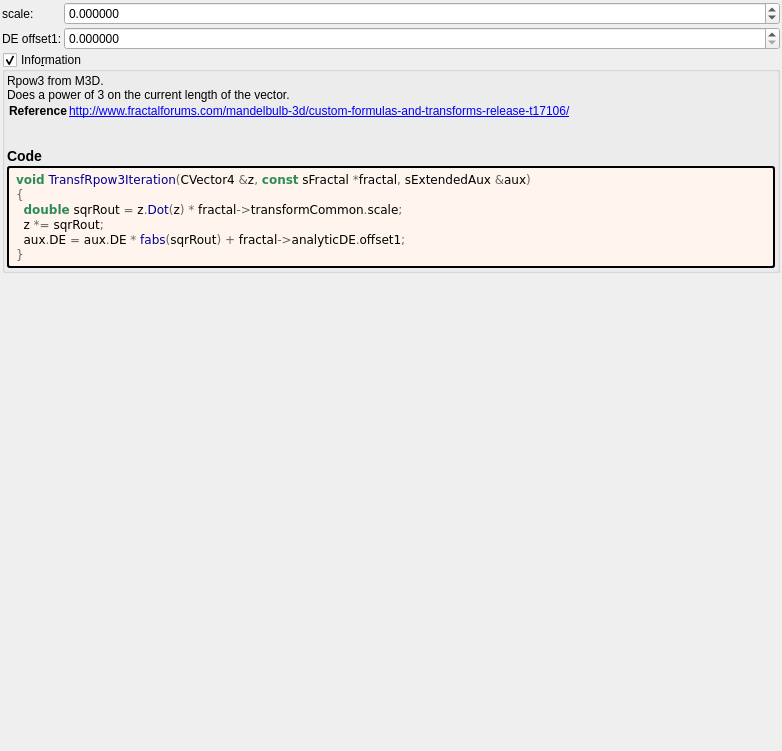
This is mandelbulber2/formula/ui/transf_rpow3.ui in irinox-ctrl/mandelbulber2 as Qt 5 draws it before an edit. The edited form follows.
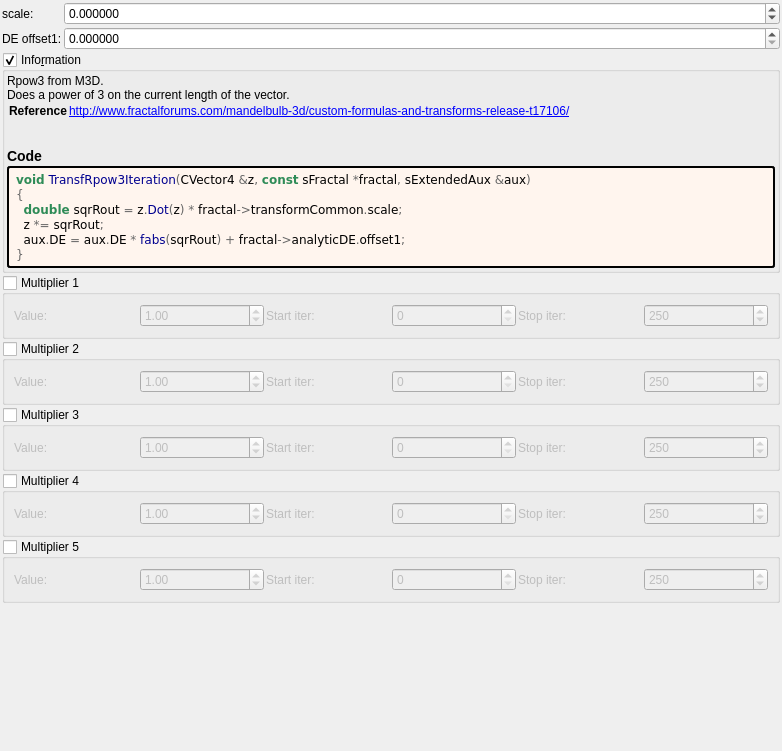
This is the edited form. Custom widgets are drawn as their Qt base class.

Commit message:
feat: add 5 general-purpose multipliers to all 1007 fractal formulas
Each multiplier has:
- Checkbox (OFF by default)
- Value spinbox (default 1.0, range -100 to 100)
- Iteration start/stop range

Logic: z *= value; DE *= |value|;

Uses existing transformCommon parameters:
- Checkboxes: functionEnabledBx/By/Bz/Bw/CzFalse
- Values: scale4/5/6/8/16
- Ranges: startIterationsB-F/stopIterationsB-F

Modified 1007 .cpp (CPU), 1006 .cl (GPU), 1023 .ui files.
Both source (formula/) and deploy (deploy/share/) copies updated.

```diff
--- a/mandelbulber2/formula/ui/transf_rpow3.ui
+++ b/mandelbulber2/formula/ui/transf_rpow3.ui
@@ -186,6 +186,192 @@
      </layout>
     </widget>
    </item>
+   <item>
+    <widget class="MyGroupBox" name="groupCheck_transf_function_enabledBx_false">
+     <property name="title"><string>Multiplier 1</string></property>
+     <property name="checkable"><bool>true</bool></property>
+     <property name="checked"><bool>false</bool></property>
+     <layout class="QGridLayout" name="gridLayout_mult1">
+      <property name="spacing"><number>2</number></property>
+      <item row="0" column="0">
+       <widget class="QLabel"><property name="text"><string>Value:</string></property></widget>
+      </item>
+      <item row="0" column="1">
+       <widget class="MyDoubleSpinBox" name="spinbox_transf_scale_4">
+        <property name="minimum"><double>-100.0</double></property><property name="maximum"><double>100.0</double></property>
+        <property name="singleStep"><double>0.01</double></property><property name="value"><double>1.0</double></property>
+       </widget>
+      </item>
+      <item row="0" column="2">
+       <widget class="QLabel"><property name="text"><string>Start iter:</string></property></widget>
+      </item>
+      <item row="0" column="3">
+       <widget class="MySpinBox" name="spinboxInt_transf_start_iterations_B">
+        <property name="minimum"><number>0</number></property><property name="maximum"><number>10000</number></property>
+        <property name="value"><number>0</number></property>
+       </widget>
+      </item>
+      <item row="0" column="4">
+       <widget class="QLabel"><property name="text"><string>Stop iter:</string></property></widget>
+      </item>
+      <item row="0" column="5">
+       <widget class="MySpinBox" name="spinboxInt_transf_stop_iterations_B">
+        <property name="minimum"><number>0</number></property><property name="maximum"><number>10000</number></property>
+        <property name="value"><number>250</number></property>
+       </widget>
+      </item>
+     </layout>
+    </widget>
+   </item>
+   <item>
+    <widget class="MyGroupBox" name="groupCheck_transf_function_enabledBy_false">
+     <property name="title"><string>Multiplier 2</string></property>
+     <property name="checkable"><bool>true</bool></property>
+     <property name="checked"><bool>false</bool></property>
+     <layout class="QGridLayout" name="gridLayout_mult2">
+      <property name="spacing"><number>2</number></property>
+      <item row="0" column="0">
+       <widget class="QLabel"><property name="text"><string>Value:</string></property></widget>
+      </item>
+      <item row="0" column="1">
+       <widget class="MyDoubleSpinBox" name="spinbox_transf_scale_5">
+        <property name="minimum"><double>-100.0</double></property><property name="maximum"><double>100.0</double></property>
+        <property name="singleStep"><double>0.01</double></property><property name="value"><double>1.0</double></property>
+       </widget>
+      </item>
+      <item row="0" column="2">
+       <widget class="QLabel"><property name="text"><string>Start iter:</string></property></widget>
+      </item>
+      <item row="0" column="3">
+       <widget class="MySpinBox" name="spinboxInt_transf_start_iterations_C">
+        <property name="minimum"><number>0</number></property><property name="maximum"><number>10000</number></property>
+        <property name="value"><number>0</number></property>
+       </widget>
+      </item>
+      <item row="0" column="4">
+       <widget class="QLabel"><property name="text"><string>Stop iter:</string></property></widget>
+      </item>
+      <item row="0" column="5">
+       <widget class="MySpinBox" name="spinboxInt_transf_stop_iterations_C">
+        <property name="minimum"><number>0</number></property><property name="maximum"><number>10000</number></property>
+        <property name="value"><number>250</number></property>
+       </widget>
+      </item>
+     </layout>
+    </widget>
+   </item>
+   <item>
+    <widget class="MyGroupBox" name="groupCheck_transf_function_enabledBz_false">
+     <property name="title"><string>Multiplier 3</string></property>
+     <property name="checkable"><bool>true</bool></property>
+     <property name="checked"><bool>false</bool></property>
+     <layout class="QGridLayout" name="gridLayout_mult3">
+      <property name="spacing"><number>2</number></property>
+      <item row="0" column="0">
+       <widget class="QLabel"><property name="text"><string>Value:</string></property></widget>
+      </item>
+      <item row="0" column="1">
+       <widget class="MyDoubleSpinBox" name="spinbox_transf_scale_6">
+        <property name="minimum"><double>-100.0</double></property><property name="maximum"><double>100.0</double></property>
+        <property name="singleStep"><double>0.01</double></property><property name="value"><double>1.0</double></property>
+       </widget>
+      </item>
+      <item row="0" column="2">
+       <widget class="QLabel"><property name="text"><string>Start iter:</string></property></widget>
+      </item>
+      <item row="0" column="3">
+       <widget class="MySpinBox" name="spinboxInt_transf_start_iterations_D">
+        <property name="minimum"><number>0</number></property><property name="maximum"><number>10000</number></property>
+        <property name="value"><number>0</number></property>
+       </widget>
+      </item>
+      <item row="0" column="4">
+       <widget class="QLabel"><property name="text"><string>Stop iter:</string></property></widget>
+      </item>
+      <item row="0" column="5">
+       <widget class="MySpinBox" name="spinboxInt_transf_stop_iterations_D">
+        <property name="minimum"><number>0</number></property><property name="maximum"><number>10000</number></property>
+        <property name="value"><number>250</number></property>
+       </widget>
+      </item>
+     </layout>
+    </widget>
+   </item>
+   <item>
+    <widget class="MyGroupBox" name="groupCheck_transf_function_enabledBw_false">
+     <property name="title"><string>Multiplier 4</string></property>
+     <property name="checkable"><bool>true</bool></property>
+     <property name="checked"><bool>false</bool></property>
+     <layout class="QGridLayout" name="gridLayout_mult4">
+      <property name="spacing"><number>2</number></property>
+      <item row="0" column="0">
+       <widget class="QLabel"><property name="text"><string>Value:</string></property></widget>
+      </item>
+      <item row="0" column="1">
+       <widget class="MyDoubleSpinBox" name="spinbox_transf_scale_8">
+        <property name="minimum"><double>-100.0</double></property><property name="maximum"><double>100.0</double></property>
+        <property name="singleStep"><double>0.01</double></property><property name="value"><double>1.0</double></property>
+       </widget>
+      </item>
+      <item row="0" column="2">
+       <widget class="QLabel"><property name="text"><string>Start iter:</string></property></widget>
+      </item>
+      <item row="0" column="3">
+       <widget class="MySpinBox" name="spinboxInt_transf_start_iterations_E">
+        <property name="minimum"><number>0</number></property><property name="maximum"><number>10000</number></property>
+        <property name="value"><number>0</number></property>
+       </widget>
+      </item>
+      <item row="0" column="4">
+       <widget class="QLabel"><property name="text"><string>Stop iter:</string></property></widget>
+      </item>
+      <item row="0" column="5">
+       <widget class="MySpinBox" name="spinboxInt_transf_stop_iterations_E">
+        <property name="minimum"><number>0</number></property><property name="maximum"><number>10000</number></property>
+        <property name="value"><number>250</number></property>
+       </widget>
+      </item>
+     </layout>
+    </widget>
+   </item>
+   <item>
+    <widget class="MyGroupBox" name="groupCheck_transf_function_enabledCz_false">
+     <property name="title"><string>Multiplier 5</string></property>
+     <property name="checkable"><bool>true</bool></property>
+     <property name="checked"><bool>false</bool></property>
+     <layout class="QGridLayout" name="gridLayout_mult5">
+      <property name="spacing"><number>2</number></property>
+      <item row="0" column="0">
+       <widget class="QLabel"><property name="text"><string>Value:</string></property></widget>
+      </item>
+      <item row="0" column="1">
+       <widget class="MyDoubleSpinBox" name="spinbox_transf_scale_16">
+        <property name="minimum"><double>-100.0</double></property><property name="maximum"><double>100.0</double></property>
+        <property name="singleStep"><double>0.01</double></property><property name="value"><double>1.0</double></property>
+       </widget>
+      </item>
+      <item row="0" column="2">
+       <widget class="QLabel"><property name="text"><string>Start iter:</string></property></widget>
+      </item>
+      <item row="0" column="3">
+       <widget class="MySpinBox" name="spinboxInt_transf_start_iterations_F">
+        <property name="minimum"><number>0</number></property><property name="maximum"><number>10000</number></property>
+        <property name="value"><number>0</number></property>
+       </widget>
+      </item>
+      <item row="0" column="4">
+       <widget class="QLabel"><property name="text"><string>Stop iter:</string></property></widget>
+      </item>
+      <item row="0" column="5">
+       <widget class="MySpinBox" name="spinboxInt_transf_stop_iterations_F">
+        <property name="minimum"><number>0</number></property><property name="maximum"><number>10000</number></property>
+        <property name="value"><number>250</number></property>
+       </widget>
+      </item>
+     </layout>
+    </widget>
+   </item>
+
    <item>
     <spacer name="verticalSpacer">
      <property name="orientation">
@@ -213,6 +399,11 @@
    <header>my_group_box.h</header>
    <container>1</container>
   </customwidget>
+   <customwidget>
+   <class>MySpinBox</class>
+   <extends>QSpinBox</extends>
+   <header>my_spin_box.h</header>
+  </customwidget>
  </customwidgets>
  <tabstops>
   <tabstop>groupCheck_info</tabstop>
```
The commit also changes 3972 other files.
